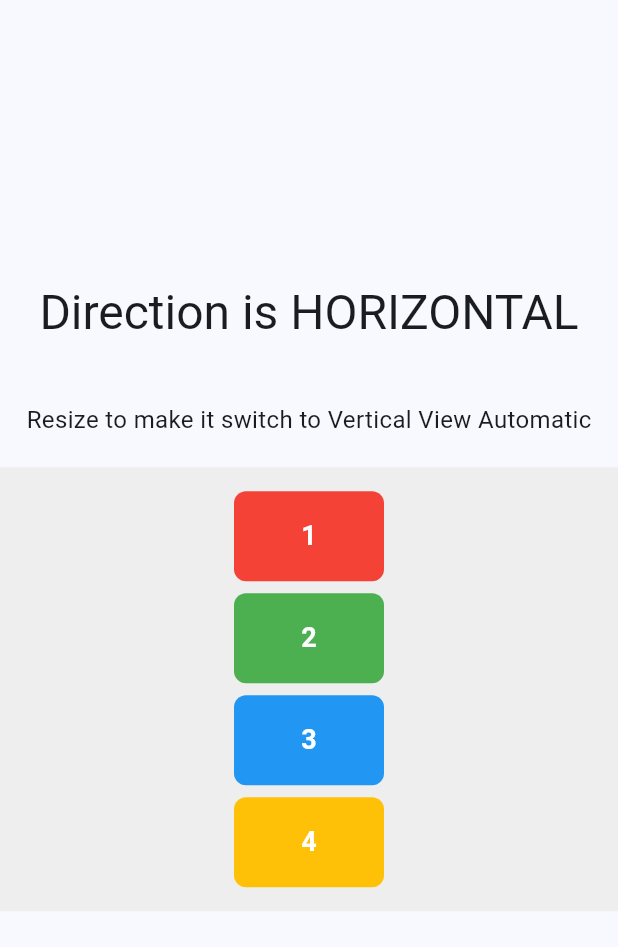
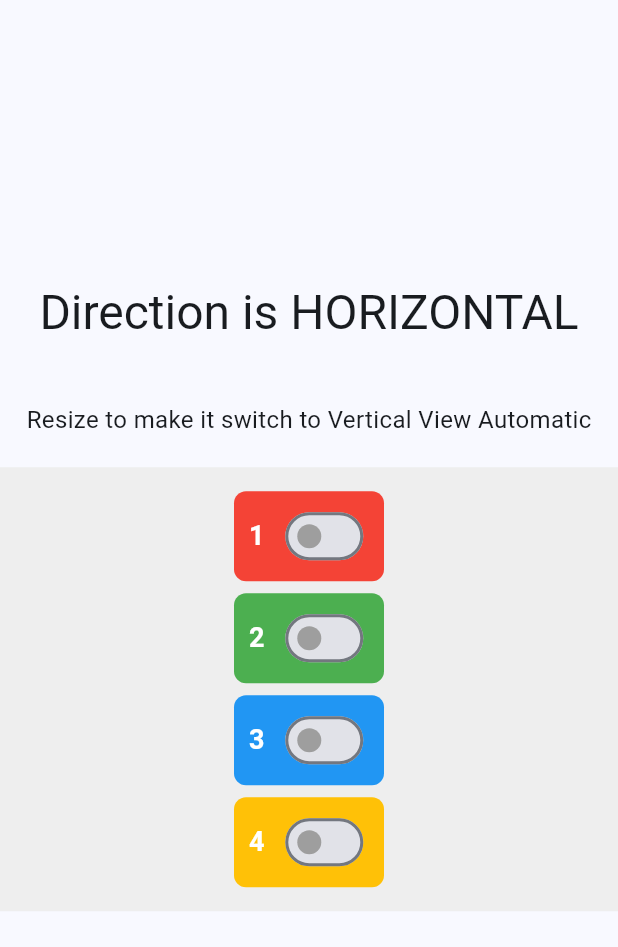
Before and after one commit to omar-hanafy/single_axis_wrap, a Flutter app: the screen it shows after launch, on a phone screen of 412 x 824 dp, the part 63-1010 px from its top. Run offline on Flutter 3.47's test engine with Material 3 defaults, Android fonts, the phone set to English and light mode, and no system bars.

Commit message:
- Organized code and enhanced code documentation.

```diff
--- a/example/lib/main.dart
+++ b/example/lib/main.dart
@@ -1,3 +1,5 @@
+import 'dart:math';
+
 import 'package:flutter/material.dart';
 import 'package:single_axis_wrap/single_axis_wrap.dart';
 
@@ -30,6 +32,8 @@ class DebugScreen extends StatefulWidget {
 
 class _DebugScreenState extends State<DebugScreen> {
   Axis direction = Axis.horizontal;
+  List<int> counters = [0, 0, 0, 0]; // Counters for each box
+  List<bool> switchValues = [false, false, false, false]; // Switch values
 
   @override
   Widget build(BuildContext context) {
@@ -44,15 +48,12 @@ class _DebugScreenState extends State<DebugScreen> {
               'Direction is ${direction.name.toUpperCase()}',
               style: theme.textTheme.headlineLarge,
             ),
-
             const SizedBox(height: 40),
             const Text(
               'Resize to make it switch to Vertical View Automatic',
               style: TextStyle(fontSize: 16),
             ),
             const SizedBox(height: 20),
-
-            // Container with plenty of width (should be horizontal)
             Container(
               width: 500,
               padding: const EdgeInsets.all(16),
@@ -67,10 +68,10 @@ class _DebugScreenState extends State<DebugScreen> {
                 },
                 spacing: 8,
                 children: [
-                  _buildBox(Colors.red, '1'),
-                  _buildBox(Colors.green, '2'),
-                  _buildBox(Colors.blue, '3'),
-                  _buildBox(Colors.amber, '4'),
+                  _buildBox(Colors.red, '1', 0),
+                  _buildBox(Colors.green, '2', 1),
+                  _buildBox(Colors.blue, '3', 2),
+                  _buildBox(Colors.amber, '4', 3),
                 ],
               ),
             ),
@@ -80,7 +81,10 @@ class _DebugScreenState extends State<DebugScreen> {
     );
   }
 
-  Widget _buildBox(Color color, String text) {
+  Widget _buildBox(Color color, String text, int index) {
+    final random = Random();
+    final showSwitch = random.nextBool();
+
     return Container(
       width: 100,
       height: 60,
@@ -89,7 +93,12 @@ class _DebugScreenState extends State<DebugScreen> {
         borderRadius: BorderRadius.circular(8),
       ),
       child: Center(
-        child: Text(
+        child:
+            showSwitch
+                ? Row(
+                  mainAxisAlignment: MainAxisAlignment.spaceEvenly,
+                  children: [
+                    Text(
                       text,
                       style: const TextStyle(
                         color: Colors.white,
@@ -97,6 +106,64 @@ class _DebugScreenState extends State<DebugScreen> {
                         fontSize: 18,
                       ),
                     ),
+                    Switch(
+                      value: switchValues[index],
+                      onChanged: (value) {
+                        setState(() {
+                          switchValues[index] = value;
+                        });
+                      },
+                      activeColor:
+                          Colors.white, // Set the active color to white.
+                      thumbColor: WidgetStateProperty.resolveWith<Color>((
+                        Set<WidgetState> states,
+                      ) {
+                        if (states.contains(WidgetState.selected)) {
+                          return Colors
+                              .white; // Set thumb color to white when active
+                        }
+                        return Colors
+                            .grey; // Use the default color for other states
+                      }),
+                    ),
+                  ],
+                )
+                : Row(
+                  mainAxisAlignment: MainAxisAlignment.spaceEvenly,
+                  children: [
+                    IconButton(
+                      icon: const Icon(Icons.remove, color: Colors.white),
+                      onPressed: () {
+                        setState(() {
+                          counters[index] = max(0, counters[index] - 1);
+                        });
+                      },
+                      constraints: const BoxConstraints(),
+                      // Remove extra padding
+                      padding: EdgeInsets.zero,
+                      splashRadius: 20, // Reduce splash radius if needed.
+                    ),
+                    Text(
+                      '${counters[index]}',
+                      style: const TextStyle(
+                        color: Colors.white,
+                        fontWeight: FontWeight.bold,
+                        fontSize: 18,
+                      ),
+                    ),
+                    IconButton(
+                      icon: const Icon(Icons.add, color: Colors.white),
+                      onPressed: () {
+                        setState(() {
+                          counters[index]++;
+                        });
+                      },
+                      constraints: const BoxConstraints(),
+                      padding: EdgeInsets.zero,
+                      splashRadius: 20,
+                    ),
+                  ],
+                ),
       ),
     );
   }
```
Also changed, not shown: 1 other file. Lines whose indentation alone changed are shown as unchanged.
